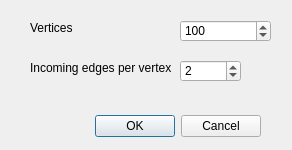
Above: GraphCombEx/dialogba.ui from davidchalupa/GraphCombEx before the change. Below: the same form after it.
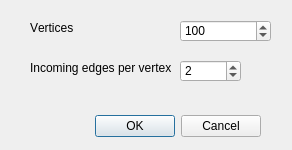
That is the form after the change.

```diff
--- a/GraphCombEx/dialogba.ui
+++ b/GraphCombEx/dialogba.ui
@@ -10,6 +10,11 @@
     <height>150</height>
    </rect>
   </property>
+  <property name="font">
+   <font>
+    <kerning>false</kerning>
+   </font>
+  </property>
   <property name="windowTitle">
    <string>Dialog</string>
   </property>
```
